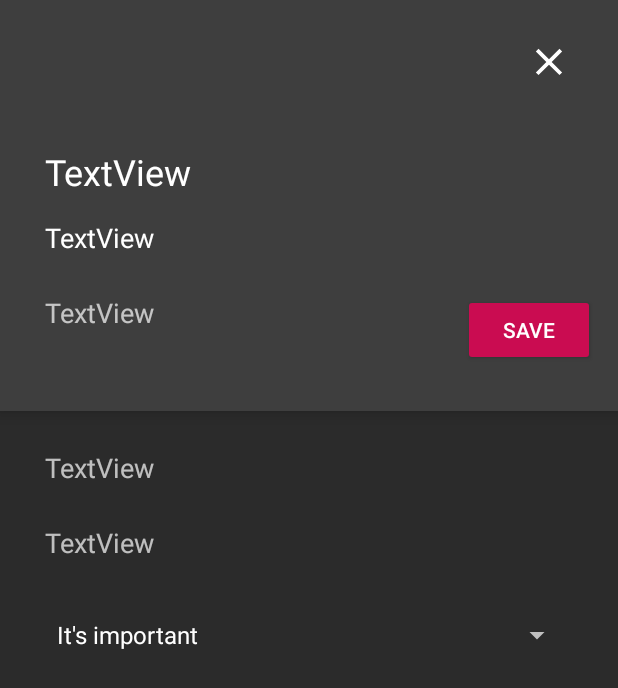
After one commit to Aredruss/Octolendar, an Android app: the EventManagerActivity screen opened directly, with no data from a screen before it, on a phone screen of 412 x 824 dp. The commit adds this screen. Shown: the top 688 px of the screen. Run offline under Robolectric (Android 15) with nearby library versions, the phone set to English and light mode, and no system bars; Roboto replaces fonts that are not available here; 4 statements that could not run were skipped.

Commit message:
Event Manager Activity created.

```diff
--- /dev/null
+++ b/app/src/main/java/com/redbox/octolendar/EventManagerActivity.java
@@ -0,0 +1,90 @@
+package com.redbox.octolendar;
+
+import android.app.TimePickerDialog;
+import android.content.Context;
+import android.content.Intent;
+import android.support.v7.app.AppCompatActivity;
+import android.os.Bundle;
+import android.view.View;
+import android.widget.ArrayAdapter;
+import android.widget.EditText;
+import android.widget.ImageButton;
+
+import android.widget.TextView;
+import android.widget.Spinner;
+import android.widget.Button;
+import android.widget.TimePicker;
+import android.widget.Toast;
+
+import com.redbox.octolendar.database.model.Event;
+import com.redbox.octolendar.database.DatabaseHelper;
+import com.redbox.octolendar.utilities.UtilityFunctionsClass;
+
+public class EventManagerActivity extends AppCompatActivity {
+
+    private EditText titleEditText;
+    private EditText commentEditText;
+    private TextView dateTextView;
+    private TextView timeStartTextView;
+    private TextView timeEndTextView;
+    private Spinner urgencySpinner;
+    private Button saveButton;
+    private ImageButton closeButton;
+    private Event openedEvent;
+    private DatabaseHelper db;
+    private String[] urgency = {"It's important", "Ugh", "You can skip it"};
+
+    @Override
+    protected void onCreate(Bundle savedInstanceState) {
+        super.onCreate(savedInstanceState);
+        setContentView(R.layout.activity_event_manager);
+
+        Intent intent = getIntent();
+
+        db = new DatabaseHelper(getApplicationContext());
+
+        titleEditText = findViewById(R.id.managerTitleEditText);
+        commentEditText = findViewById(R.id.managerCommentEditText);
+        dateTextView = findViewById(R.id.managerDateTextView);
+        timeStartTextView = findViewById(R.id.managerStartTextView);
+        timeEndTextView = findViewById(R.id.mangerEndTextView);
+        urgencySpinner = findViewById(R.id.managerUrgencySpinner);
+
+        openedEvent = (Event) intent.getSerializableExtra("Event");
+
+        closeButton = findViewById(R.id.managerCloseImageButton);
+        saveButton = findViewById(R.id.managerSaveButton);
+
+        titleEditText.setText(openedEvent.getTitle());
+        commentEditText.setText(openedEvent.getComment());
+        dateTextView.setText(openedEvent.getDate());
+        timeStartTextView.setText(openedEvent.getTime());
+
+        ArrayAdapter<String> urgencyAdapter = new ArrayAdapter(this, android.R.layout.simple_spinner_dropdown_item, urgency);
+        urgencySpinner.setAdapter(urgencyAdapter);
+
+        closeButton.setOnClickListener((View v) -> super.onBackPressed());
+
+        saveButton.setOnClickListener((View v) -> {
+        });
+
+        timeStartTextView.setOnClickListener( (View v) -> setTime(0));
+        timeEndTextView.setOnClickListener( (View v) -> setTime(1));
+    }
+
+    public void setTime(int type) {
+        TimePickerDialog pickerDialog;
+        int hour = 0, minute = 0;
+        pickerDialog = new TimePickerDialog(EventManagerActivity.this, new TimePickerDialog.OnTimeSetListener() {
+            @Override
+            public void onTimeSet(TimePicker view, int hourOfDay, int minute) {
+               String timeStr = UtilityFunctionsClass.prepareStringTime(hourOfDay, minute);
+
+               if(type == 0) timeStartTextView.setText(timeStr);
+               else timeEndTextView.setText(timeStr);
+            }
+        }, hour, minute, true);
+        pickerDialog.setTitle("Pick time");
+        pickerDialog.show();
+    }
+}
--- a/app/src/main/java/com/redbox/octolendar/database/DatabaseHelper.java
+++ b/app/src/main/java/com/redbox/octolendar/database/DatabaseHelper.java
@@ -53,6 +53,7 @@ public class DatabaseHelper extends SQLiteOpenHelper {
     }
 
     //Get one event
+    @Deprecated
     public Event getEvent(long id) {
         SQLiteDatabase database = this.getReadableDatabase();
         Cursor cursor = database.query(Event.TABLE_NAME, new String[]{Event.COLUMN_ID, Event.COLUMN_DAY, Event.COLUMN_MONTH, Event.COLUMN_YEAR,
--- a/app/src/main/java/com/redbox/octolendar/database/model/Event.java
+++ b/app/src/main/java/com/redbox/octolendar/database/model/Event.java
@@ -1,6 +1,8 @@
 package com.redbox.octolendar.database.model;
 
-public class Event {
+import java.io.Serializable;
+
+public class Event implements Serializable {
 
     public static final String TABLE_NAME = "events_db";
     public static final String COLUMN_ID = "id";
--- a/app/src/main/java/com/redbox/octolendar/dialogs/TimelineInfoDialog.java
+++ b/app/src/main/java/com/redbox/octolendar/dialogs/TimelineInfoDialog.java
@@ -2,11 +2,8 @@ package com.redbox.octolendar.dialogs;
 
 import android.app.AlertDialog;
 import android.app.Dialog;
-import android.app.DialogFragment;
 import android.content.DialogInterface;
 import android.os.Bundle;
-import android.support.v4.app.FragmentManager;
-import android.util.Log;
 import android.view.LayoutInflater;
 import android.view.View;
 import android.widget.TextView;
--- a/app/src/main/java/com/redbox/octolendar/fragments/CalendarFragment.java
+++ b/app/src/main/java/com/redbox/octolendar/fragments/CalendarFragment.java
@@ -71,12 +71,9 @@ public class CalendarFragment extends Fragment {
         requestTextView.setText("Something you can do");
         new JsonGet().execute(getResources().getString(R.string.string_url));
 
-        requestButton.setOnClickListener(new View.OnClickListener() {
-            @Override
-            public void onClick(View view) {
+        requestButton.setOnClickListener((View v) -> {
                 new JsonGet().execute(getResources().getString(R.string.string_url));
                 requestTextView.setText(jsonResponse);
-            }
         });
 
         return fragmentView;
--- a/app/src/main/java/com/redbox/octolendar/fragments/PlannedEventsFragment.java
+++ b/app/src/main/java/com/redbox/octolendar/fragments/PlannedEventsFragment.java
@@ -1,6 +1,7 @@
 package com.redbox.octolendar.fragments;
 
 import android.content.DialogInterface;
+import android.content.Intent;
 import android.os.Bundle;
 import android.support.annotation.NonNull;
 import android.support.annotation.Nullable;
@@ -13,7 +14,6 @@ import android.util.Log;
 import android.view.LayoutInflater;
 import android.view.View;
 import android.view.ViewGroup;
-import android.widget.CheckBox;
 import android.widget.EditText;
 import android.widget.RadioButton;
 import android.widget.RadioGroup;
@@ -21,6 +21,7 @@ import android.widget.TextView;
 import android.widget.TimePicker;
 import android.widget.Toast;
 
+import com.redbox.octolendar.EventManagerActivity;
 import com.redbox.octolendar.R;
 import com.redbox.octolendar.adapters.EventAdapter;
 import com.redbox.octolendar.database.DatabaseHelper;
@@ -35,7 +36,6 @@ import java.util.List;
 public class PlannedEventsFragment extends Fragment {
 
     private TextView dateTextView;
-    private CheckBox doneCheckBox;
     private RecyclerView recyclerView;
     private FloatingActionButton floatingActionButton;
     private List<Event> eventList;
@@ -67,12 +67,7 @@ public class PlannedEventsFragment extends Fragment {
         db = new DatabaseHelper(getContext());
         getRecyclerViewContent();
 
-        floatingActionButton.setOnClickListener(new View.OnClickListener() {
-            @Override
-            public void onClick(View view) {
-                openCreateDilog();
-            }
-        });
+        floatingActionButton.setOnClickListener((View v) -> openCreateDilog());
 
         recyclerView.addOnScrollListener(new RecyclerView.OnScrollListener() {
             @Override
@@ -144,6 +139,7 @@ public class PlannedEventsFragment extends Fragment {
                 openedEvent.setTime(innerTime);
             }
         });
+        //todo Переделать на работу с индексами, а не с сравнением строк
 
         urgencyRadioGroup.setOnCheckedChangeListener(new RadioGroup.OnCheckedChangeListener() {
             @Override
@@ -204,7 +200,13 @@ public class PlannedEventsFragment extends Fragment {
             @Override
             public void onClick(DialogInterface dialogInterface, int i) {
                 if (i == 0) {
-                    openEditDialog(i);
+                    //openEditDialog(i);
+                    Intent intent = new Intent(getActivity(), EventManagerActivity.class);
+                    Event openedEvent = eventList.get(position);
+                    intent.putExtra("Event", openedEvent);
+                    startActivity(intent);
+
+
                 } else if(i ==1){
                     Toast toast = Toast.makeText(getContext(), "The event was deleted", Toast.LENGTH_SHORT);
                     toast.show();
--- a/app/src/main/java/com/redbox/octolendar/fragments/TimelineFragment.java
+++ b/app/src/main/java/com/redbox/octolendar/fragments/TimelineFragment.java
@@ -6,6 +6,7 @@ import android.support.annotation.Nullable;
 import android.support.design.widget.BottomNavigationView;
 import android.support.v4.app.Fragment;
 import android.support.v4.content.ContextCompat;
+import android.util.Log;
 import android.view.LayoutInflater;
 import android.view.View;
 import android.view.ViewGroup;
@@ -26,7 +27,6 @@ import java.util.List;
 
 public class TimelineFragment extends Fragment {
 
-    private BottomNavigationView bottomNavigationView;
     private DatabaseHelper db;
     private List<Event> eventList;
 
@@ -81,7 +81,13 @@ public class TimelineFragment extends Fragment {
 
                 timelineInfoDialog.setArguments(args);
 
-                timelineInfoDialog.show(getFragmentManager(), " ");
+                try {
+                    timelineInfoDialog.show(getFragmentManager(), " ");
+                }
+                catch (NullPointerException exc){
+                    Log.d("Timeline - dialog", "onItemClick: " + "NULL exc, I wonder why?");
+                }
+
             }
         });
 
--- /dev/null
+++ b/app/src/main/res/drawable-anydpi/ic_action_close_manager.xml
@@ -0,0 +1,13 @@
+<vector xmlns:android="http://schemas.android.com/apk/res/android"
+    android:width="24dp"
+    android:height="24dp"
+    android:viewportWidth="19.2"
+    android:viewportHeight="19.2"
+    android:tint="#FFFFFF">
+  <group android:translateX="-2.4"
+      android:translateY="-2.4">
+      <path
+          android:fillColor="#FF000000"
+          android:pathData="M19,6.41L17.59,5 12,10.59 6.41,5 5,6.41 10.59,12 5,17.59 6.41,19 12,13.41 17.59,19 19,17.59 13.41,12z"/>
+  </group>
+</vector>
--- /dev/null
+++ b/app/src/main/res/layout/activity_event_manager.xml
@@ -0,0 +1,119 @@
+<?xml version="1.0" encoding="utf-8"?>
+<LinearLayout xmlns:android="http://schemas.android.com/apk/res/android"
+    xmlns:app="http://schemas.android.com/apk/res-auto"
+    xmlns:tools="http://schemas.android.com/tools"
+    android:layout_width="match_parent"
+    android:layout_height="match_parent"
+    android:background="@color/colorManagerBack"
+    android:orientation="vertical"
+    tools:context=".EventManagerActivity">
+
+    <LinearLayout
+        android:layout_width="match_parent"
+        android:layout_height="wrap_content"
+        android:background="@color/colorPrimaryDark"
+        android:elevation="@dimen/dimen_greater_elevation"
+        android:orientation="vertical"
+        android:paddingBottom="@dimen/dimen_30dp">
+
+        <ImageButton
+            android:id="@+id/managerCloseImageButton"
+            android:layout_width="62dp"
+            android:layout_height="52dp"
+            android:layout_gravity="right"
+            android:layout_margin="@dimen/dimen_15dp"
+            android:background="@color/colorNoColor"
+            app:srcCompat="@drawable/ic_action_close_manager" />
+
+        <EditText
+            android:id="@+id/managerTitleEditText"
+            android:layout_width="match_parent"
+            android:layout_height="wrap_content"
+            android:layout_marginStart="@dimen/dimen_30dp"
+            android:layout_marginTop="@dimen/dimen_15dp"
+            android:layout_marginEnd="@dimen/dimen_30dp"
+            android:background="@null"
+            android:singleLine="true"
+            android:text="TextView"
+            android:textSize="24sp"
+            android:inputType="text"/>
+
+        <EditText
+            android:id="@+id/managerCommentEditText"
+            android:layout_width="match_parent"
+            android:layout_height="wrap_content"
+            android:layout_marginStart="@dimen/dimen_30dp"
+            android:layout_marginTop="@dimen/dimen_15dp"
+            android:layout_marginEnd="@dimen/dimen_30dp"
+            android:background="@null"
+            android:singleLine="true"
+            android:text="TextView"
+            android:textSize="18sp"
+            android:inputType="text"/>
+
+        <LinearLayout
+            android:layout_width="match_parent"
+            android:layout_height="wrap_content"
+            android:layout_marginStart="@dimen/dimen_30dp"
+            android:layout_marginTop="@dimen/dimen_25dp"
+            android:layout_marginEnd="@dimen/dimen_15dp"
+            android:orientation="horizontal">
+
+            <TextView
+                android:id="@+id/managerDateTextView"
+                android:layout_width="wrap_content"
+                android:layout_height="match_parent"
+                android:layout_weight="1"
+                android:text="TextView"
+                android:textSize="18sp" />
+
+            <Button
+                android:id="@+id/managerSaveButton"
+                android:layout_width="wrap_content"
+                android:layout_height="wrap_content"
+                android:layout_weight="0"
+                android:backgroundTint="@color/colorAccent"
+                android:elevation="@dimen/dimen_greater_elevation"
+                android:text="@string/string_save" />
+        </LinearLayout>
+
+    </LinearLayout>
+
+    <LinearLayout
+        android:layout_width="match_parent"
+        android:layout_height="wrap_content"
+        android:orientation="vertical"
+        android:paddingBottom="@dimen/dimen_30dp">
+
+        <TextView
+            android:id="@+id/managerStartTextView"
+            android:layout_width="match_parent"
+            android:layout_height="wrap_content"
+            android:layout_marginStart="@dimen/dimen_30dp"
+            android:layout_marginTop="@dimen/dimen_25dp"
+            android:layout_marginEnd="@dimen/dimen_30dp"
+            android:text="TextView"
+            android:textSize="18sp" />
+
+        <TextView
+            android:id="@+id/mangerEndTextView"
+            android:layout_width="match_parent"
+            android:layout_height="wrap_content"
+            android:layout_marginStart="@dimen/dimen_30dp"
+            android:layout_marginTop="@dimen/dimen_25dp"
+            android:layout_marginEnd="@dimen/dimen_30dp"
+            android:text="TextView"
+            android:textSize="18sp" />
+
+        <Spinner
+            android:id="@+id/managerUrgencySpinner"
+            android:layout_width="match_parent"
+            android:layout_height="wrap_content"
+            android:layout_marginStart="@dimen/dimen_30dp"
+            android:layout_marginTop="@dimen/dimen_25dp"
+            android:layout_marginEnd="@dimen/dimen_30dp"
+            android:layoutMode="opticalBounds"
+            android:spinnerMode="dialog" />
+    </LinearLayout>
+
+</LinearLayout>
--- a/app/src/main/res/values/colors.xml
+++ b/app/src/main/res/values/colors.xml
@@ -1,7 +1,7 @@
 <?xml version="1.0" encoding="utf-8"?>
 <resources>
     <color name="colorPrimary">#008577</color>
-    <color name="colorPrimaryDark">#4b4b4b</color>
+    <color name="colorPrimaryDark">#3E3E3E</color>
     <color name="colorAccent">#CA0C51</color>
     <color name="colorCardBackground">#AD1457</color>
     <color name="colorCardTimeBackground">#36282e</color>
@@ -12,4 +12,6 @@
     <color name="colorTimelineIconSecond">#5E8FE2</color>
     <color name="colorTimelineIcon">#242424</color>
     <color name="colorCheck">#E9E7E7</color>
+    <color name="colorNoColor">#00FFFFFF</color>
+    <color name="colorManagerBack">#2B2B2B</color>
 </resources>
--- a/app/src/main/res/values/dimens.xml
+++ b/app/src/main/res/values/dimens.xml
@@ -12,4 +12,5 @@
     <dimen name="dimen_25dp">25dp</dimen>
     <dimen name="dimen_30dp">30dp</dimen>
     <dimen name="dimen_15dp">15dp</dimen>
+    <dimen name="dimen_greater_elevation">6dp</dimen>
 </resources>
--- a/app/src/main/res/values/strings.xml
+++ b/app/src/main/res/values/strings.xml
@@ -15,7 +15,7 @@
     <string name="string_rbutton_lime">Lime</string>
     <string name="string_navbar_title" />
     <string name="string_sample_text">SampleText</string>
-    <string name="string_misc_heading" > Octolendar </string>
+    <string name="string_misc_heading"> Octolendar </string>
     <string name="string_copyright">No rights reserved. </string>
     <string name="string_version">Version 0.9.0</string>
     <string name="string_github"><a href="https://github.com/Aredruss/Octolendar">Github</a></string>
@@ -28,4 +28,5 @@
     <string name="string_url">http://www.boredapi.com/api/activity/</string>
     <string name="string_bored_button">Find something to do</string>
     <string name="string_done">Done</string>
+    <string name="string_save">Save</string>
 </resources>
```
Also changed, not shown: app/src/main/AndroidManifest.xml (+4 -4 lines), app/src/main/res/drawable-hdpi/ic_action_close_manager.png (added), app/src/main/res/drawable-mdpi/ic_action_close_manager.png (added), app/src/main/res/drawable-xhdpi/ic_action_close_manager.png (added), app/src/main/res/drawable-xxhdpi/ic_action_close_manager.png (added).
